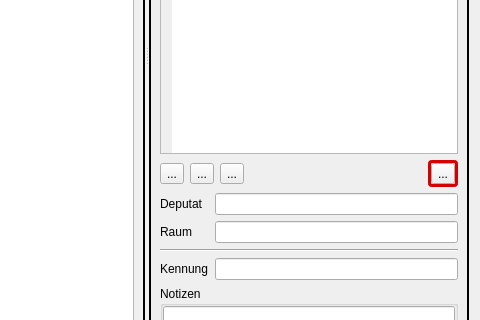
This is wz-data/ui/course_editor.ui in gradgrind/WZ3 as Qt 5 draws it before an edit; both pictures show x 338 to 818 and y 336 to 656 of the 818 by 782 pixel window. The edited form follows.
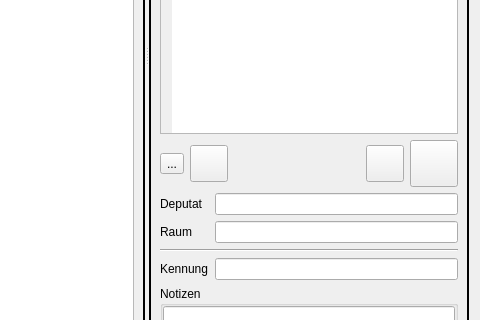
This is the edited form. Icons and pictures are not drawn.

Commit message: Work on course editor – new approach to lesson handling

Diff of the .ui file:
```diff
--- a/wz-data/ui/course_editor.ui
+++ b/wz-data/ui/course_editor.ui
@@ -280,6 +280,13 @@
            <height>150</height>
           </size>
          </property>
+         <property name="styleSheet">
+          <string notr="true">QTableView {
+  selection-background-color: #f0e0ff;
+  selection-color: black;
+}
+</string>
+         </property>
          <property name="editTriggers">
           <set>QAbstractItemView::NoEditTriggers</set>
          </property>
@@ -492,37 +499,14 @@
            <property name="toolTip">
             <string>Blockunterricht bzw. Epoche hinzufügen</string>
            </property>
-           <property name="text">
-            <string>...</string>
-           </property>
            <property name="icon">
             <iconset>
              <normaloff>../icons/block_simple.svg</normaloff>../icons/block_simple.svg</iconset>
            </property>
            <property name="iconSize">
             <size>
-             <width>40</width>
-             <height>40</height>
-            </size>
-           </property>
-          </widget>
-         </item>
-         <item>
-          <widget class="QToolButton" name="lesson_pay">
-           <property name="toolTip">
-            <string>Deputatseintrag ohne Unterrichtsstunden hinzufügen</string>
-           </property>
-           <property name="text">
-            <string>...</string>
-           </property>
-           <property name="icon">
-            <iconset>
-             <normaloff>../icons/cash0a.svg</normaloff>../icons/cash0a.svg</iconset>
-           </property>
-           <property name="iconSize">
-            <size>
-             <width>40</width>
-             <height>40</height>
+             <width>30</width>
+             <height>30</height>
             </size>
            </property>
           </widget>
@@ -541,65 +525,37 @@
           </spacer>
          </item>
          <item>
-          <widget class="QFrame" name="frame">
-           <property name="sizePolicy">
-            <sizepolicy hsizetype="Fixed" vsizetype="Fixed">
-             <horstretch>0</horstretch>
-             <verstretch>0</verstretch>
-            </sizepolicy>
+          <widget class="QToolButton" name="lesson_sub">
+           <property name="toolTip">
+            <string>&lt;html&gt;&lt;head/&gt;&lt;body&gt;&lt;p&gt;Unterrichtsstunde vom Element entfernen. Die letzte Stunde kann auf diese Weise nicht entfernt werden, dafür muss der Kurs (bzw. alle Kurse) vom Element getrennt werden. &lt;/p&gt;&lt;/body&gt;&lt;/html&gt;</string>
            </property>
-           <property name="autoFillBackground">
-            <bool>false</bool>
+           <property name="icon">
+            <iconset>
+             <normaloff>../icons/lesson_sub.svg</normaloff>../icons/lesson_sub.svg</iconset>
            </property>
-           <property name="styleSheet">
-            <string notr="true">QFrame {
-	border: 3px solid rgb(214, 0, 0);
-    border-radius: 4px;
-}</string>
+           <property name="iconSize">
+            <size>
+             <width>30</width>
+             <height>30</height>
+            </size>
            </property>
-           <property name="frameShape">
-            <enum>QFrame::Box</enum>
+          </widget>
+         </item>
+         <item>
+          <widget class="QToolButton" name="remove_element">
+           <property name="toolTip">
+            <string>&lt;html&gt;&lt;head/&gt;&lt;body&gt;&lt;p&gt;Kurs vom Element trennen. Außer wenn das Element ein Block mit anderen Kursen ist, wird das Element vollständig gelöscht.&lt;/p&gt;&lt;/body&gt;&lt;/html&gt;</string>
            </property>
-           <property name="frameShadow">
-            <enum>QFrame::Plain</enum>
+           <property name="icon">
+            <iconset>
+             <normaloff>../icons/trash.svg</normaloff>../icons/trash.svg</iconset>
            </property>
-           <property name="lineWidth">
-            <number>3</number>
+           <property name="iconSize">
+            <size>
+             <width>40</width>
+             <height>40</height>
+            </size>
            </property>
-           <layout class="QVBoxLayout" name="verticalLayout">
-            <property name="leftMargin">
-             <number>0</number>
-            </property>
-            <property name="topMargin">
-             <number>0</number>
-            </property>
-            <property name="rightMargin">
-             <number>0</number>
-            </property>
-            <property name="bottomMargin">
-             <number>0</number>
-            </property>
-            <item>
-             <widget class="QToolButton" name="lesson_delete">
-              <property name="toolTip">
-               <string notr="true">aktuelles Element löschen</string>
-              </property>
-              <property name="text">
-               <string>...</string>
-              </property>
-              <property name="icon">
-               <iconset>
-                <normaloff>../icons/trash.svg</normaloff>../icons/trash.svg</iconset>
-              </property>
-              <property name="iconSize">
-               <size>
-                <width>40</width>
-                <height>40</height>
-               </size>
-              </property>
-             </widget>
-            </item>
-           </layout>
           </widget>
          </item>
         </layout>
```
Left out of the diff: 19 changed lines with no effect on the pictures. The commit also changes 6 other files.
